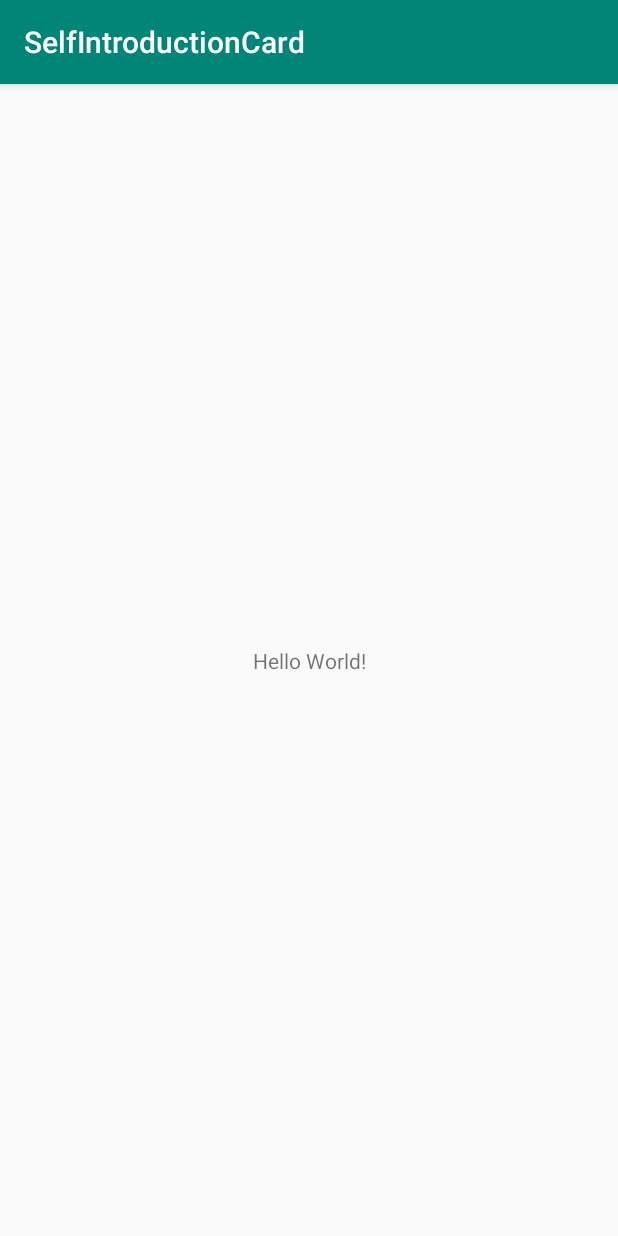
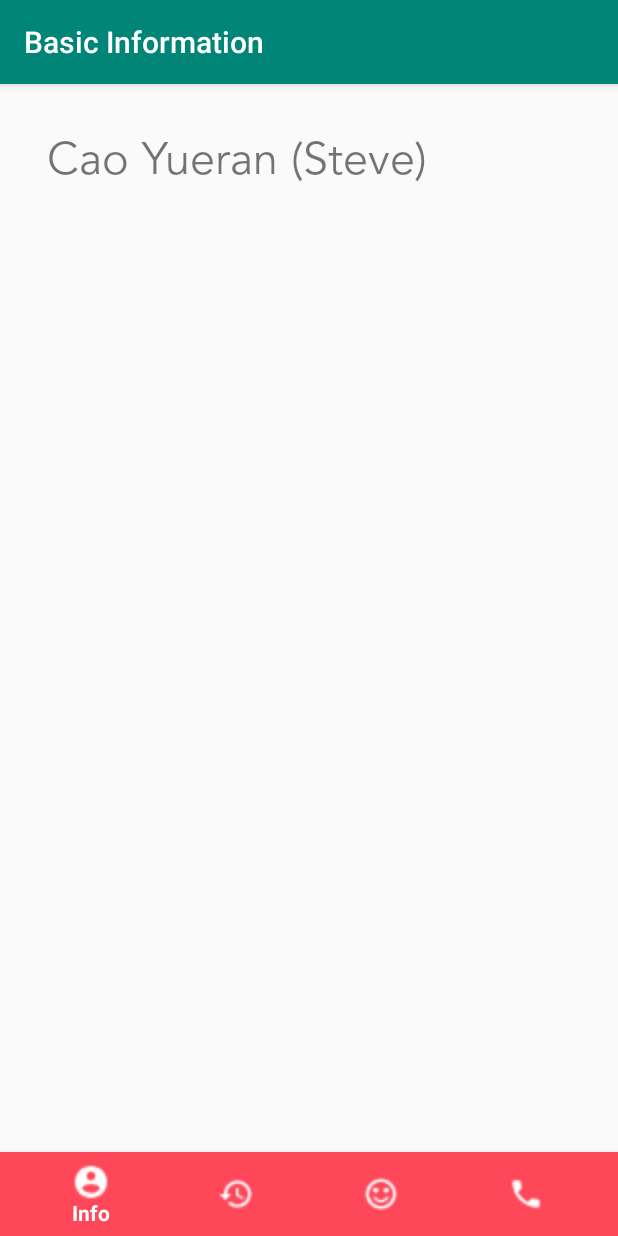
Before and after one commit to BluSteve/CS4131, an Android app: the screen it shows after launch (MainActivity), on a phone screen of 412 x 824 dp. Run offline under Robolectric (Android 15) with nearby library versions, the phone set to English and light mode, and no system bars.

Commit message:
Added bottomnavigationview for SelfIntroductionCard

```diff
--- a/SelfIntroductionCard/app/build.gradle
+++ b/SelfIntroductionCard/app/build.gradle
@@ -26,4 +26,6 @@ dependencies {
     testImplementation 'junit:junit:4.12'
     androidTestImplementation 'androidx.test.ext:junit:1.1.0'
     androidTestImplementation 'androidx.test.espresso:espresso-core:3.1.1'
+    implementation 'com.google.android.material:material:1.0.0'
+    implementation 'com.android.support:design:26.1.0'
 }
--- a/SelfIntroductionCard/app/src/main/java/com/example/selfintroductioncard/MainActivity.java
+++ b/SelfIntroductionCard/app/src/main/java/com/example/selfintroductioncard/MainActivity.java
@@ -1,13 +1,51 @@
 package com.example.selfintroductioncard;
 
+import androidx.annotation.NonNull;
+import androidx.appcompat.app.ActionBar;
 import androidx.appcompat.app.AppCompatActivity;
+import androidx.fragment.app.Fragment;
+
 import android.os.Bundle;
+import android.view.MenuItem;
+
+import com.google.android.material.bottomnavigation.BottomNavigationView;
 
 public class MainActivity extends AppCompatActivity {
-
+    private ActionBar toolbar;
     @Override
     protected void onCreate(Bundle savedInstanceState) {
         super.onCreate(savedInstanceState);
         setContentView(R.layout.activity_main);
+
+        toolbar = getSupportActionBar();
+
+        BottomNavigationView navigation = (BottomNavigationView) findViewById(R.id.navigation);
+        navigation.setOnNavigationItemSelectedListener(mOnNavigationItemSelectedListener);
+
+        toolbar.setTitle("Basic Information");
     }
+
+    private BottomNavigationView.OnNavigationItemSelectedListener mOnNavigationItemSelectedListener
+            = new BottomNavigationView.OnNavigationItemSelectedListener() {
+
+        @Override
+        public boolean onNavigationItemSelected(@NonNull MenuItem item) {
+            Fragment fragment;
+            switch (item.getItemId()) {
+                case R.id.navigation_basicinfo:
+                    toolbar.setTitle("Basic Information");
+                    return true;
+                case R.id.navigation_history:
+                    toolbar.setTitle("My Life Story");
+                    return true;
+                case R.id.navigation_hobbies:
+                    toolbar.setTitle("Hobbies");
+                    return true;
+                case R.id.navigation_phone:
+                    toolbar.setTitle("Call me!");
+                    return true;
+            }
+            return false;
+        }
+    };
 }
--- a/SelfIntroductionCard/app/src/main/res/layout/activity_main.xml
+++ b/SelfIntroductionCard/app/src/main/res/layout/activity_main.xml
@@ -7,13 +7,32 @@
     android:layout_height="match_parent"
     tools:context=".MainActivity">
 
+    <com.google.android.material.bottomnavigation.BottomNavigationView
+        android:id="@+id/navigation"
+        android:layout_width="match_parent"
+        android:layout_height="wrap_content"
+        android:layout_gravity="bottom"
+        android:background="@color/bgBottomNavigation"
+        android:foreground="?attr/selectableItemBackground"
+        app:itemBackground="@color/bgBottomNavigation"
+        app:itemIconTint="@android:color/white"
+        app:itemTextColor="@android:color/white"
+        app:layout_constraintBottom_toBottomOf="parent"
+        app:layout_constraintStart_toStartOf="parent"
+        app:menu="@menu/navigation" />
+
     <TextView
-        android:layout_width="wrap_content"
-        android:layout_height="wrap_content"
-        android:text="Hello World!"
-        app:layout_constraintBottom_toBottomOf="parent"
-        app:layout_constraintLeft_toLeftOf="parent"
-        app:layout_constraintRight_toRightOf="parent"
+        android:id="@+id/name"
+        android:layout_width="275dp"
+        android:layout_height="68dp"
+        android:layout_marginTop="32dp"
+        android:layout_marginEnd="32dp"
+        android:fontFamily="@font/avenir"
+        android:text="Cao Yueran (Steve)"
+        android:textSize="30sp"
+        app:layout_constraintEnd_toEndOf="parent"
+        app:layout_constraintHorizontal_bias="0.298"
+        app:layout_constraintStart_toStartOf="parent"
         app:layout_constraintTop_toTopOf="parent" />
 
 </androidx.constraintlayout.widget.ConstraintLayout>
--- /dev/null
+++ b/SelfIntroductionCard/app/src/main/res/menu/navigation.xml
@@ -0,0 +1,20 @@
+<?xml version="1.0" encoding="utf-8"?>
+<menu xmlns:android="http://schemas.android.com/apk/res/android">
+    <item
+        android:title="Info"
+        android:id="@+id/navigation_basicinfo"
+        android:icon="@drawable/baseline_account_circle_black_18dp" />
+    <item
+        android:title="Life"
+        android:id="@+id/navigation_history"
+        android:icon="@drawable/baseline_history_black_18dp" />
+    <item
+        android:title="Hobbies"
+        android:id="@+id/navigation_hobbies"
+        android:icon="@drawable/baseline_sentiment_satisfied_alt_black_18dp"/>
+    <item
+        android:title="Call me"
+        android:id="@+id/navigation_phone"
+        android:icon="@drawable/baseline_phone_black_18dp"/>
+
+</menu>
--- a/SelfIntroductionCard/app/src/main/res/values/colors.xml
+++ b/SelfIntroductionCard/app/src/main/res/values/colors.xml
@@ -3,4 +3,5 @@
     <color name="colorPrimary">#008577</color>
     <color name="colorPrimaryDark">#00574B</color>
     <color name="colorAccent">#D81B60</color>
+    <color name="bgBottomNavigation">#fe485a</color>
 </resources>
```
Also changed, not shown: SelfIntroductionCard/app/src/main/res/font/font.xml (added, +7 -0 lines), SelfIntroductionCard/app/src/main/res/drawable/baseline_account_circle_black_18dp.png (added), SelfIntroductionCard/app/src/main/res/drawable/baseline_history_black_18dp.png (added), SelfIntroductionCard/app/src/main/res/drawable/baseline_phone_black_18dp.png (added), SelfIntroductionCard/app/src/main/res/drawable/baseline_sentiment_satisfied_alt_black_18dp.png (added), SelfIntroductionCard/app/src/main/res/font/avenir.otf (added).
